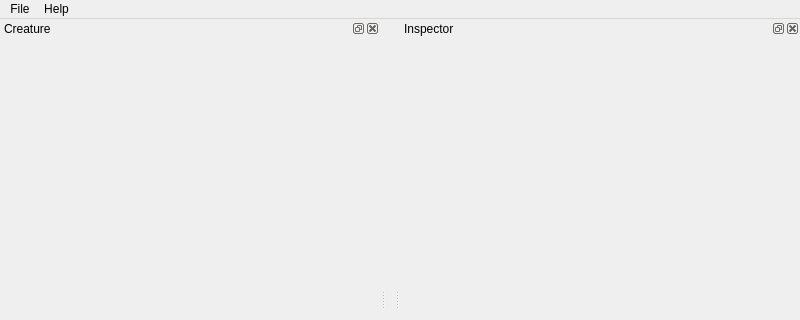
GeneCraft/GeneCraft-Project, file src/genelab/apps/genelab/creatureviewer/ui/creatureviewerwindow.ui: the form before one commit; both pictures show x 0 to 800 and y 0 to 320 of the 800 by 600 pixel window.
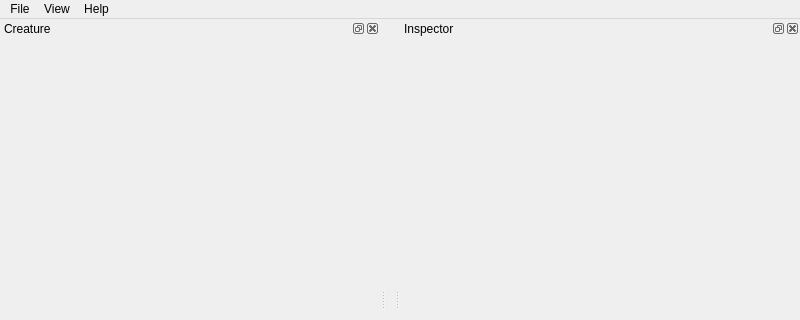
The form after the commit. Icons and pictures are not drawn.

The edit to the form file:
```diff
--- a/src/genelab/apps/genelab/creatureviewer/ui/creatureviewerwindow.ui
+++ b/src/genelab/apps/genelab/creatureviewer/ui/creatureviewerwindow.ui
@@ -54,7 +54,16 @@
     </property>
     <addaction name="actionAbout_CreatureViewer"/>
    </widget>
+   <widget class="QMenu" name="menuView">
+    <property name="title">
+     <string>View</string>
+    </property>
+    <addaction name="actionOgre_properties"/>
+    <addaction name="actionInspector"/>
+    <addaction name="actionCreature_Inspector"/>
+   </widget>
    <addaction name="menuFile"/>
+   <addaction name="menuView"/>
    <addaction name="menuAbout"/>
   </widget>
   <widget class="QStatusBar" name="statusbar"/>
```
Left out of the diff: 78 changed lines with no effect on the pictures.
